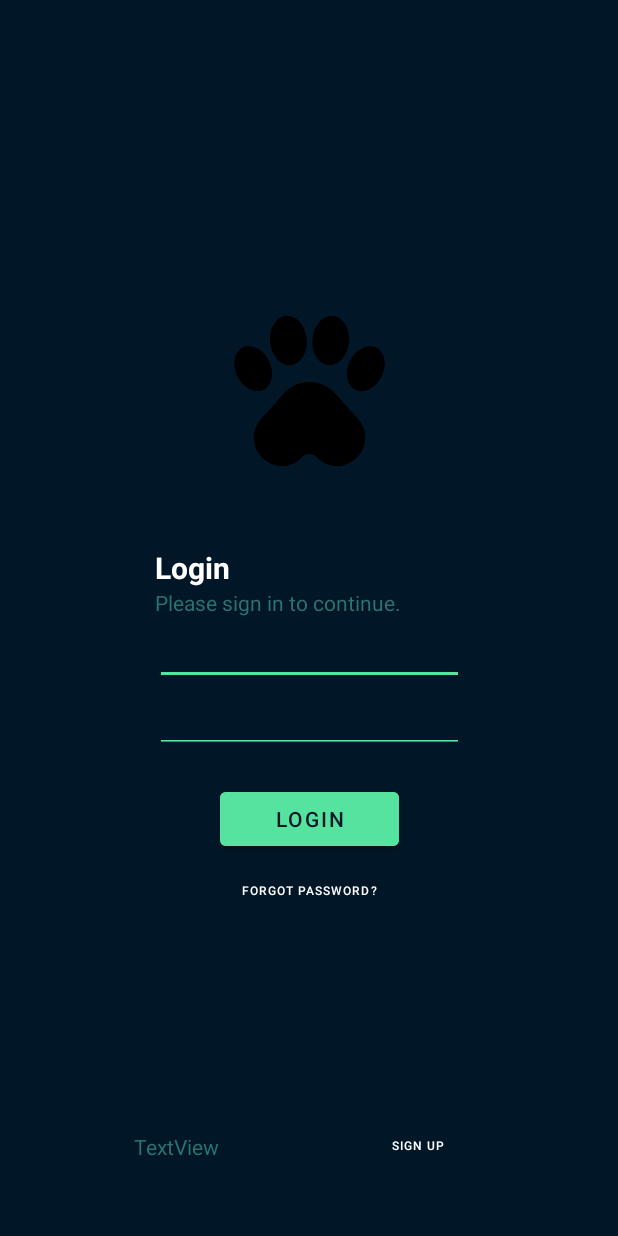
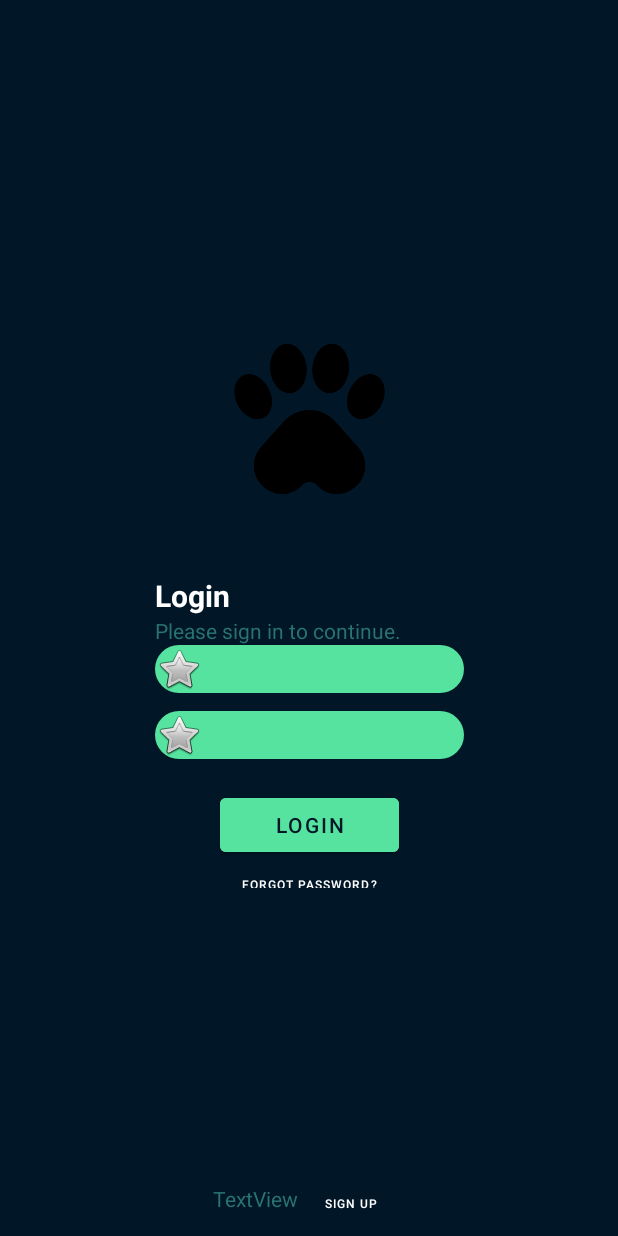
Before and after one commit to Dawid33/explore-wildlife, an Android app: the screen it shows after launch (MainActivity), on a phone screen of 412 x 824 dp. Run offline under Robolectric (Android 15) with nearby library versions, the phone set to English and light mode, and no system bars; our stand-ins replace navigation-ui.

Commit message:
rounded edittext

```diff
--- /dev/null
+++ b/android-app/app/src/main/res/drawable/edit_round.xml
@@ -0,0 +1,5 @@
+<?xml version="1.0" encoding="utf-8"?>
+<shape  xmlns:android="http://schemas.android.com/apk/res/android" android:shape="rectangle">
+    <solid android:color="@color/aquamarine"/>
+    <corners android:radius="30px"/>
+</shape>
--- a/android-app/app/src/main/res/layout/fragment_login.xml
+++ b/android-app/app/src/main/res/layout/fragment_login.xml
@@ -6,6 +6,34 @@
     android:layout_height="match_parent"
     android:background="@color/rich_black"
     tools:context=".LoginFragment">
+
+    <androidx.constraintlayout.widget.ConstraintLayout
+        android:id="@+id/linearLayout2"
+        android:layout_width="wrap_content"
+        android:layout_height="wrap_content"
+        android:orientation="horizontal"
+        app:layout_constraintBottom_toBottomOf="parent"
+        app:layout_constraintEnd_toEndOf="parent"
+        app:layout_constraintStart_toStartOf="parent">
+
+        <TextView
+            android:id="@+id/textView"
+            android:layout_width="wrap_content"
+            android:layout_height="wrap_content"
+            android:text="TextView"
+            android:textColor="@color/myrtle_green"
+            tools:text="Don't have an account?" />
+
+        <Button
+            android:id="@+id/goToRegistrationButton"
+            android:layout_width="71dp"
+            android:layout_height="44dp"
+            android:background="#00FFFFFF"
+            android:text="Sign up"
+            android:textSize="8sp"
+            app:layout_constraintBaseline_toBaselineOf="@+id/textView"
+            app:layout_constraintStart_toEndOf="@+id/textView" />
+    </androidx.constraintlayout.widget.ConstraintLayout>
 
     <LinearLayout
         android:id="@+id/linearLayout"
@@ -52,17 +80,24 @@
             android:id="@+id/editTextTextEmailAddress"
             android:layout_width="match_parent"
             android:layout_height="wrap_content"
-            android:backgroundTint="@color/aquamarine"
+            android:background="@drawable/edit_round"
+            android:drawableLeft="@android:drawable/btn_star"
+            android:drawablePadding="60sp"
             android:ems="10"
             android:inputType="textEmailAddress"
             android:textAllCaps="false"
             android:textColor="@color/white" />
 
+        <Space
+            android:layout_width="match_parent"
+            android:layout_height="12dp" />
+
         <EditText
             android:id="@+id/editTextTextPassword2"
             android:layout_width="match_parent"
             android:layout_height="wrap_content"
-            android:backgroundTint="@color/aquamarine"
+            android:background="@drawable/edit_round"
+            android:drawableLeft="@android:drawable/btn_star"
             android:ems="10"
             android:inputType="textPassword" />
 
@@ -79,13 +114,18 @@
             android:textColor="@color/app_background" />
 
         <Button
-            android:id="@+id/forgotPassword"
+            android:id="@+id/forgot"
             android:layout_width="match_parent"
-            android:layout_height="wrap_content"
+            android:layout_height="24dp"
             android:background="#00FFFFFF"
+            android:paddingBottom="0dp"
             android:text="Forgot Password?"
             android:textColor="#FFFFFF"
             android:textSize="8sp" />
+
+        <Space
+            android:layout_width="match_parent"
+            android:layout_height="wrap_content" />
 
         <!--        <Button-->
         <!--            android:id="@+id/goToRegistrationButton"-->
@@ -96,30 +136,4 @@
 
     </LinearLayout>
 
-    <TextView
-        android:id="@+id/textView"
-        android:layout_width="wrap_content"
-        android:layout_height="wrap_content"
-        android:text="TextView"
-        android:textColor="@color/myrtle_green"
-        app:layout_constraintBottom_toBottomOf="@+id/goToRegistrationButton"
-        app:layout_constraintEnd_toStartOf="@+id/goToRegistrationButton"
-        app:layout_constraintHorizontal_bias="0.5"
-        app:layout_constraintStart_toStartOf="parent"
-        app:layout_constraintTop_toTopOf="@+id/goToRegistrationButton"
-        tools:text="Don't have an account?" />
-
-    <Button
-        android:id="@+id/goToRegistrationButton"
-        android:layout_width="wrap_content"
-        android:layout_height="wrap_content"
-        android:layout_marginBottom="36dp"
-        android:background="#00FFFFFF"
-        android:text="Sign up"
-        android:textSize="8sp"
-        app:layout_constraintBottom_toBottomOf="parent"
-        app:layout_constraintEnd_toEndOf="parent"
-        app:layout_constraintHorizontal_bias="0.5"
-        app:layout_constraintStart_toEndOf="@+id/textView" />
-
 </androidx.constraintlayout.widget.ConstraintLayout>
```
